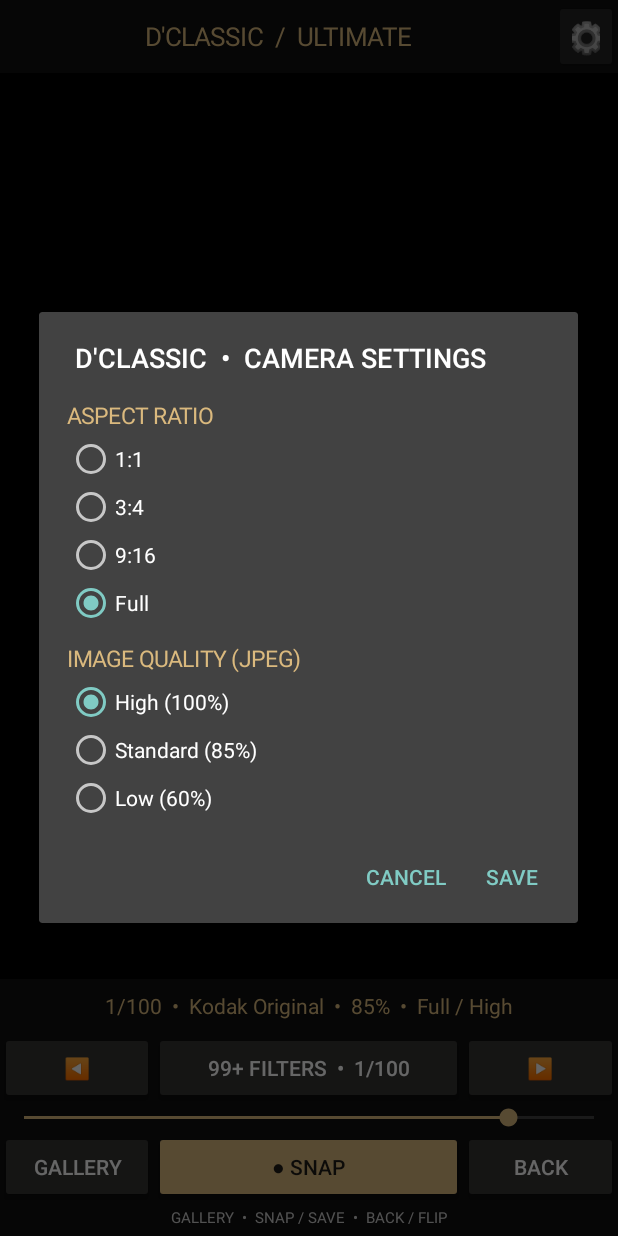
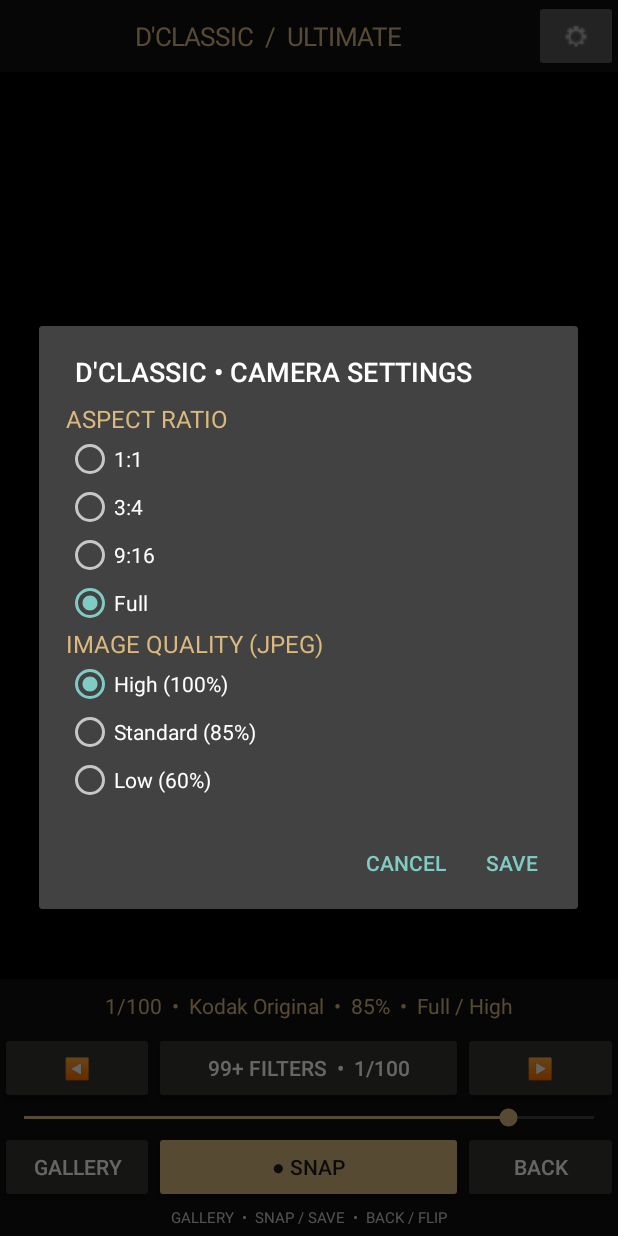
Before and after one commit to firdddddddaus/DClassicCameraUltimate, an Android app: the screen it shows after launch (MainActivity), after a tap on "⚙️", on a phone screen of 412 x 824 dp. Run offline under Robolectric (Android 15) with nearby library versions, the phone set to English and light mode, and no system bars; libraries missing offline, so code that uses them is left out: androidx.camera.core, androidx.camera.lifecycle; 2 statements that could not run were skipped.

Commit message:
Update MainActivity.kt

```diff
--- a/app/src/main/java/com/dclassic/camera/MainActivity.kt
+++ b/app/src/main/java/com/dclassic/camera/MainActivity.kt
@@ -6,7 +6,8 @@ import android.content.pm.PackageManager
 import android.graphics.*
 import android.os.Bundle
 import android.provider.MediaStore
-import android.view.*
+import android.view.Gravity
+import android.view.View
 import android.widget.*
 import androidx.activity.ComponentActivity
 import androidx.activity.result.contract.ActivityResultContracts
@@ -23,6 +24,7 @@ class MainActivity : ComponentActivity() {
     private val executor = Executors.newSingleThreadExecutor()
     private val busy = AtomicBoolean(false)
     private lateinit var photo: ImageView
+    private lateinit var previewFrame: FrameLayout
     private lateinit var status: TextView
     private lateinit var filterButton: Button
     private lateinit var strength: SeekBar
@@ -33,21 +35,19 @@ class MainActivity : ComponentActivity() {
     private var capture: ImageCapture? = null
     private var original: Bitmap? = null
     private var editing = false
+    private var ratio = "Full"
+    private var quality = 100
     private val names = listOf("Kodak", "Fuji", "Leica Mono", "Polaroid", "Cinema", "Experimental")
     private val variants = listOf("Original", "Soft", "Warm", "Cool", "Fade", "Deep", "Matte", "Gold", "Night", "Classic", "Dream", "Punch", "Pastel", "Grainy", "Retro", "Bright", "Moody")
     private val gold = Color.rgb(218, 185, 126)
-    private val ratios = arrayOf("1:1", "3:4", "9:16", "Full")
-    private val qualities = arrayOf("High", "Standard", "Low")
-    private val prefs by lazy { getSharedPreferences("dclassic_settings", MODE_PRIVATE) }
-    private var ratio = "Full"
-    private var quality = "High"
+
     private val gallery = registerForActivityResult(ActivityResultContracts.GetContent()) { uri ->
-        if (uri != null) {
-            try {
-                val bmp = contentResolver.openInputStream(uri)?.use { BitmapFactory.decodeStream(it) }
-                if (bmp != null) { original = bmp; editing = true; action.text = "SAVE JPEG"; renderEdit() }
-            } catch (e: Exception) { status.text = "Gallery error: ${e.message}" }
-        }
+        if (uri != null) try {
+            val bmp = contentResolver.openInputStream(uri)?.use { BitmapFactory.decodeStream(it) }
+            if (bmp != null) {
+                original = bmp; editing = true; action.text = "SAVE JPEG"; renderEdit()
+            }
+        } catch (e: Exception) { status.text = "Gallery error: ${e.message}" }
     }
     private val permission = registerForActivityResult(ActivityResultContracts.RequestPermission()) {
         if (it) startCamera() else status.text = "Camera permission diperlukan"
@@ -55,8 +55,9 @@ class MainActivity : ComponentActivity() {
 
     override fun onCreate(savedInstanceState: Bundle?) {
         super.onCreate(savedInstanceState)
-        ratio = prefs.getString("ratio", "Full")?.takeIf { it in ratios } ?: "Full"
-        quality = prefs.getString("quality", "High")?.takeIf { it in qualities } ?: "High"
+        val prefs = getSharedPreferences("dclassic", MODE_PRIVATE)
+        ratio = prefs.getString("ratio", "Full") ?: "Full"
+        quality = prefs.getInt("quality", 100)
         window.statusBarColor = Color.rgb(14,14,14)
         window.navigationBarColor = Color.rgb(14,14,14)
         val root = LinearLayout(this).apply { orientation = LinearLayout.VERTICAL; setBackgroundColor(Color.rgb(14,14,14)) }
@@ -65,24 +66,29 @@ class MainActivity : ComponentActivity() {
             view.setPadding(bars.left, bars.top, bars.right, bars.bottom)
             insets
         }
-        val top = LinearLayout(this).apply { orientation = LinearLayout.HORIZONTAL; gravity = Gravity.CENTER_VERTICAL }
+        val header = LinearLayout(this).apply { gravity = Gravity.CENTER_VERTICAL }
         val title = TextView(this).apply {
-            text = "D'CLASSIC  /  ULTIMATE"; textSize = 17f
-            setTextColor(gold); gravity = Gravity.CENTER; setPadding(8,14,8,14)
+            text = "D'CLASSIC  /  ULTIMATE"; textSize = 17f; setTextColor(gold)
+            gravity = Gravity.CENTER; setPadding(8, 14, 8, 14)
         }
-        top.addView(title, LinearLayout.LayoutParams(0,-2,1f))
-        val settings = Button(this).apply {
-            text = "⚙️"; textSize = 21f; isAllCaps = false; setTextColor(gold)
-            backgroundTintList = android.content.res.ColorStateList.valueOf(Color.rgb(35,35,35))
-            setOnClickListener { showSettings() }
+        header.addView(title, LinearLayout.LayoutParams(0, -2, 1f))
+        header.addView(Button(this).apply { text = "⚙️"; setOnClickListener { showSettings() } }, LinearLayout.LayoutParams(dp(56), -2))
+        root.addView(header)
+
+        // Outer area fills remaining screen; inner photo frame follows selected ratio.
+        previewFrame = FrameLayout(this).apply { setBackgroundColor(Color.BLACK) }
+        photo = ImageView(this).apply { scaleType = ImageView.ScaleType.FIT_CENTER; setBackgroundColor(Color.BLACK) }
+        previewFrame.addView(photo, FrameLayout.LayoutParams(-1, -1, Gravity.CENTER))
+        val previewArea = FrameLayout(this).apply {
+            setBackgroundColor(Color.BLACK)
+            addView(previewFrame, FrameLayout.LayoutParams(-1, -1, Gravity.CENTER))
+            addOnLayoutChangeListener { _, _, _, _, _, _, _, _, _ -> resizePreview() }
         }
-        top.addView(settings, LinearLayout.LayoutParams(64,-2))
-        root.addView(top)
-        photo = ImageView(this).apply { scaleType = ImageView.ScaleType.FIT_CENTER; setBackgroundColor(Color.BLACK) }
-        root.addView(photo, LinearLayout.LayoutParams(-1, 0, 1f))
+        root.addView(previewArea, LinearLayout.LayoutParams(-1, 0, 1f))
+
         status = TextView(this).apply {
             setTextColor(gold); gravity = Gravity.CENTER; textSize = 14f
-            text = "100 CLASSIC FILTERS"; setPadding(4,12,4,12)
+            setPadding(4, 12, 4, 12)
         }
         root.addView(status)
         fun btn(label: String, fn: () -> Unit): Button = Button(this).apply {
@@ -90,11 +96,11 @@ class MainActivity : ComponentActivity() {
             backgroundTintList = android.content.res.ColorStateList.valueOf(Color.rgb(53,52,51))
             setOnClickListener { fn() }
         }
-        val navigation = LinearLayout(this).apply { orientation = LinearLayout.HORIZONTAL; gravity = Gravity.CENTER }
-        navigation.addView(btn("◀️") { selected = (selected + 99) % 100; updateFilter() }, LinearLayout.LayoutParams(0,-2,1f))
+        val navigation = LinearLayout(this).apply { orientation = LinearLayout.HORIZONTAL }
+        navigation.addView(btn("◀️") { selected = (selected + 99) % 100; updateFilter() }, LinearLayout.LayoutParams(0, -2, 1f))
         filterButton = btn("99+ FILTERS") { showFilters() }
-        navigation.addView(filterButton, LinearLayout.LayoutParams(0,-2,2f))
-        navigation.addView(btn("▶️") { selected = (selected + 1) % 100; updateFilter() }, LinearLayout.LayoutParams(0,-2,1f))
+        navigation.addView(filterButton, LinearLayout.LayoutParams(0, -2, 2f))
+        navigation.addView(btn("▶️") { selected = (selected + 1) % 100; updateFilter() }, LinearLayout.LayoutParams(0, -2, 1f))
         root.addView(navigation)
         strength = SeekBar(this).apply {
             max = 100; progress = power
@@ -102,7 +108,7 @@ class MainActivity : ComponentActivity() {
             thumbTintList = android.content.res.ColorStateList.valueOf(gold)
             setOnSeekBarChangeListener(object : SeekBar.OnSeekBarChangeListener {
                 override fun onProgressChanged(bar: SeekBar?, value: Int, fromUser: Boolean) {
-                    power = value; if (editing) renderEdit() else updateFilter()
+                    power = value; updateFilter()
                 }
                 override fun onStartTrackingTouch(bar: SeekBar?) {}
                 override fun onStopTrackingTouch(bar: SeekBar?) {}
@@ -110,15 +116,15 @@ class MainActivity : ComponentActivity() {
         }
         root.addView(strength)
         val bottom = LinearLayout(this).apply { orientation = LinearLayout.HORIZONTAL }
-        bottom.addView(btn("GALLERY") { gallery.launch("image/*") }, LinearLayout.LayoutParams(0,-2,1f))
+        bottom.addView(btn("GALLERY") { gallery.launch("image/*") }, LinearLayout.LayoutParams(0, -2, 1f))
         action = btn("● SNAP") { if (editing) saveEdit() else snap() }
         action.setTextColor(Color.rgb(30,27,22))
         action.backgroundTintList = android.content.res.ColorStateList.valueOf(gold)
-        bottom.addView(action, LinearLayout.LayoutParams(0,-2,2f))
+        bottom.addView(action, LinearLayout.LayoutParams(0, -2, 2f))
         bottom.addView(btn("BACK") {
             if (editing) { editing = false; original = null; action.text = "● SNAP"; startCamera(); updateFilter() }
             else { front = !front; startCamera() }
-        }, LinearLayout.LayoutParams(0,-2,1f))
+        }, LinearLayout.LayoutParams(0, -2, 1f))
         root.addView(bottom)
         root.addView(TextView(this).apply {
             text = "GALLERY  •  SNAP / SAVE  •  BACK / FLIP"; textSize = 10f
@@ -130,49 +136,66 @@ class MainActivity : ComponentActivity() {
         else permission.launch(Manifest.permission.CAMERA)
     }
 
-    private fun showSettings() {
-        val panel = LinearLayout(this).apply { orientation = LinearLayout.VERTICAL; setPadding(28,12,28,8) }
-        panel.addView(TextView(this).apply { text = "ASPECT RATIO"; textSize = 15f; setTextColor(gold); setPadding(0,12,0,4) })
-        val ratioGroup = RadioGroup(this).apply { orientation = RadioGroup.VERTICAL }
-        ratios.forEachIndexed { i, name ->
-            ratioGroup.addView(RadioButton(this).apply { id = 1000+i; text = name; isChecked = ratio == name })
-        }
-        panel.addView(ratioGroup)
-        panel.addView(TextView(this).apply { text = "IMAGE QUALITY (JPEG)"; textSize = 15f; setTextColor(gold); setPadding(0,16,0,4) })
-        val qualityGroup = RadioGroup(this).apply { orientation = RadioGroup.VERTICAL }
-        qualities.forEachIndexed { i, name ->
-            val detail = when (name) { "High" -> "100%"; "Standard" -> "85%"; else -> "60%" }
-            qualityGroup.addView(RadioButton(this).apply { id = 2000+i; text = "$name ($detail)"; isChecked = quality == name })
-        }
-        panel.addView(qualityGroup)
-        ScrollView(this).apply { addView(panel) }.also { scroll ->
-            android.app.AlertDialog.Builder(this)
-                .setTitle("D'CLASSIC  •  CAMERA SETTINGS")
-                .setView(scroll)
-                .setNegativeButton("CANCEL", null)
-                .setPositiveButton("SAVE") { _, _ ->
-                    ratio = ratios.getOrElse(ratioGroup.checkedRadioButtonId - 1000) { ratio }
-                    quality = qualities.getOrElse(qualityGroup.checkedRadioButtonId - 2000) { quality }
-                    prefs.edit().putString("ratio", ratio).putString("quality", quality).apply()
-                    if (editing) renderEdit() else updateFilter()
-                }.show()
+    private fun dp(value: Int): Int = (value * resources.displayMetrics.density).roundToInt()
+    private fun ratioValue(): Float? = when (ratio) {
+        "1:1" -> 1f
+        "3:4" -> 3f / 4f
+        "9:16" -> 9f / 16f
+        else -> null
+    }
+    private fun resizePreview() {
+        val parent = previewFrame.parent as? FrameLayout ?: return
+        val w = parent.width; val h = parent.height
+        if (w <= 0 || h <= 0) return
+        val target = ratioValue()
+        val width: Int; val height: Int
+        if (target == null) { width = w; height = h }
+        else if (w.toFloat() / h > target) { height = h; width = (h * target).roundToInt() }
+        else { width = w; height = (w / target).roundToInt() }
+        val lp = previewFrame.layoutParams as FrameLayout.LayoutParams
+        if (lp.width != width || lp.height != height) {
+            lp.width = width; lp.height = height; lp.gravity = Gravity.CENTER
+            previewFrame.layoutParams = lp
         }
     }
-
-    private fun label(index: Int): String {
-        val group = index / 17
-        val variant = index % 17
-        return "${index + 1}/100  •  ${names[group]} ${variants[variant]}"
+    private fun showSettings() {
+        val ratios = arrayOf("1:1", "3:4", "9:16", "Full")
+        val qualities = arrayOf("High (100%)", "Standard (85%)", "Low (60%)")
+        var pendingRatio = ratio
+        var pendingQuality = quality
+        val layout = LinearLayout(this).apply { orientation = LinearLayout.VERTICAL; setPadding(dp(18), dp(8), dp(18), dp(8)) }
+        layout.addView(TextView(this).apply { text = "ASPECT RATIO"; setTextColor(gold); textSize = 16f })
+        val rg = RadioGroup(this)
+        ratios.forEach { r ->
+            rg.addView(RadioButton(this).apply { text = r; isChecked = r == ratio; setOnClickListener { pendingRatio = r } })
+        }
+        layout.addView(rg)
+        layout.addView(TextView(this).apply { text = "IMAGE QUALITY (JPEG)"; setTextColor(gold); textSize = 16f })
+        val qg = RadioGroup(this)
+        qualities.forEachIndexed { index, q ->
+            val value = intArrayOf(100,85,60)[index]
+            qg.addView(RadioButton(this).apply { text = q; isChecked = value == quality; setOnClickListener { pendingQuality = value } })
+        }
+        layout.addView(qg)
+        android.app.AlertDialog.Builder(this).setTitle("D'CLASSIC • CAMERA SETTINGS")
+            .setView(layout).setNegativeButton("CANCEL", null)
+            .setPositiveButton("SAVE") { _, _ ->
+                ratio = pendingRatio; quality = pendingQuality
+                getSharedPreferences("dclassic", MODE_PRIVATE).edit().putString("ratio", ratio).putInt("quality", quality).apply()
+                resizePreview(); updateFilter()
+                if (editing) renderEdit()
+            }.show()
     }
+    private fun label(index: Int): String = "${index + 1}/100  •  ${names[index / 17]} ${variants[index % 17]}"
     private fun updateFilter() {
-        status.text = label(selected) + "  •  $power%  •  $ratio / $quality"
-        filterButton.text = "99+ FILTERS  •  ${selected+1}/100"
+        if (::status.isInitialized) status.text = (if (editing) "EDIT  •  " else "") + label(selected) + "  •  $power%  •  $ratio / ${when(quality){100->"High";85->"Standard";else->"Low"}}"
+        if (::filterButton.isInitialized) filterButton.text = "99+ FILTERS  •  ${selected+1}/100"
         if (editing) renderEdit()
     }
     private fun showFilters() {
         val list = (0 until 100).map { label(it) }.toTypedArray()
-        android.app.AlertDialog.Builder(this).setTitle("FILTER LIBRARY  •  99+ FILTERS")
-            .setSingleChoiceItems(list, selected) { d, which -> selected = which; updateFilter(); d.dismiss() }
+        android.app.AlertDialog.Builder(this).setTitle("FILTER LIBRARY • 99+ FILTERS")
+            .setSingleChoiceItems(list, selected) { dialog, which -> selected = which; updateFilter(); dialog.dismiss() }
             .setNegativeButton("Close", null).show()
     }
     private fun startCamera() {
@@ -180,20 +203,24 @@ class MainActivity : ComponentActivity() {
         val future = ProcessCameraProvider.getInstance(this)
         future.addListener({
             try {
-                val provider = future.get()
-                provider.unbindAll()
+                val provider = future.get(); provider.unbindAll()
                 val selector = if (front) CameraSelector.DEFAULT_FRONT_CAMERA else CameraSelector.DEFAULT_BACK_CAMERA
                 capture = ImageCapture.Builder().setCaptureMode(ImageCapture.CAPTURE_MODE_MAXIMIZE_QUALITY).build()
-                val analysis = ImageAnalysis.Builder().setTargetResolution(android.util.Size(640,480))
+                val analysis = ImageAnalysis.Builder()
+                    .setTargetResolution(android.util.Size(640,480))
                     .setBackpressureStrategy(ImageAnalysis.STRATEGY_KEEP_ONLY_LATEST).build()
                 analysis.setAnalyzer(executor) { frame ->
                     if (!busy.compareAndSet(false,true)) { frame.close(); return@setAnalyzer }
                     try {
                         val bmp = frameToBitmap(frame)
-                        val cropped = cropRatio(bmp)
+                        val cropped = cropToRatio(bmp)
                         val filtered = applyFilter(cropped, selected, power)
-                        runOnUiThread { if (!editing) photo.setImageBitmap(filtered); busy.set(false) }
-                    } catch (_: Exception) { busy.set(false) } finally { frame.close() }
+                        runOnUiThread {
+                            if (!editing) photo.setImageBitmap(filtered)
+                            busy.set(false)
+                        }
+                    } catch (_: Exception) { busy.set(false) }
+                    finally { frame.close() }
                 }
                 provider.bindToLifecycle(this, selector, capture, analysis)
             } catch (e: Exception) { status.text = "Camera error: ${e.message}" }
@@ -205,7 +232,7 @@ class MainActivity : ComponentActivity() {
         val data = IntArray(w*h)
         val ybuf = y.buffer; val ubuf = u.buffer; val vbuf = v.buffer
         for (j in 0 until h) for (i in 0 until w) {
-            val yy = (ybuf.get(j*y.rowStride+i*y.pixelStride).toInt() and 255)
+            val yy = ybuf.get(j*y.rowStride+i*y.pixelStride).toInt() and 255
             val uvIndex = (j/2)*u.rowStride+(i/2)*u.pixelStride
             val uu = (ubuf.get(uvIndex).toInt() and 255)-128
             val vv = (vbuf.get((j/2)*v.rowStride+(i/2)*v.pixelStride).toInt() and 255)-128
@@ -218,36 +245,37 @@ class MainActivity : ComponentActivity() {
         val matrix = Matrix().apply { postRotate(frame.imageInfo.rotationDegrees.toFloat()); if (front) postScale(-1f,1f) }
         return Bitmap.createBitmap(bmp,0,0,w,h,matrix,true)
     }
-    private fun cropRatio(source: Bitmap): Bitmap {
-        val target = when (ratio) { "1:1" -> 1f; "3:4" -> 3f/4f; "9:16" -> 9f/16f; else -> return source }
+    private fun cropToRatio(source: Bitmap): Bitmap {
+        val target = ratioValue() ?: return source
         val w = source.width; val h = source.height
-        val current = w.toFloat()/h
-        val cropW: Int; val cropH: Int
-        if (current > target) { cropH = h; cropW = (h*target).roundToInt().coerceIn(1,w) }
-        else { cropW = w; cropH = (w/target).roundToInt().coerceIn(1,h) }
-        return Bitmap.createBitmap(source,(w-cropW)/2,(h-cropH)/2,cropW,cropH)
+        val current = w.toFloat() / h
+        if (abs(current-target) < 0.001f) return source
+        return if (current > target) {
+            val newW = (h * target).roundToInt().coerceIn(1,w)
+            Bitmap.createBitmap(source,(w-newW)/2,0,newW,h)
+        } else {
+            val newH = (w / target).roundToInt().coerceIn(1,h)
+            Bitmap.createBitmap(source,0,(h-newH)/2,w,newH)
+        }
     }
     private fun applyFilter(source: Bitmap, index: Int, amount: Int): Bitmap {
-        val family = index / 17; val variant = index % 17
-        val t = amount/100f
+        val family = index / 17; val variant = index % 17; val t = amount/100f
         val warmth = (when(family) { 0->15f; 1->-5f; 2->0f; 3->11f; 4->-8f; else->18f } + (variant-8)*2.1f)*t
         val saturation = (when(family) { 0->1.10f; 1->0.82f; 2->0f; 3->0.72f; 4->1.18f; else->1.3f } + (variant-8)*0.022f)
         val sat = 1f + (saturation-1f)*t
         val contrast = 1f + ((variant%7)-3)*0.065f*t
         val lift = (if (family==3) 13f else 0f) + ((variant%5)-2)*3f
         val out = Bitmap.createBitmap(source.width,source.height,Bitmap.Config.ARGB_8888)
-        val c = Canvas(out)
         val cm = ColorMatrix().apply { setSaturation(sat) }
-        val scale = contrast
-        val shift = 128f*(1f-scale) + lift*t
-        cm.postConcat(ColorMatrix(floatArrayOf(scale,0f,0f,0f,shift+warmth, 0f,scale,0f,0f,shift, 0f,0f,scale,0f,shift-warmth, 0f,0f,0f,1f,0f)))
-        c.drawBitmap(source,0f,0f,Paint(Paint.FILTER_BITMAP_FLAG).apply { colorFilter = ColorMatrixColorFilter(cm) })
+        val shift = 128f*(1f-contrast) + lift*t
+        cm.postConcat(ColorMatrix(floatArrayOf(contrast,0f,0f,0f,shift+warmth, 0f,contrast,0f,0f,shift, 0f,0f,contrast,0f,shift-warmth, 0f,0f,0f,1f,0f)))
+        Canvas(out).drawBitmap(source,0f,0f,Paint(Paint.FILTER_BITMAP_FLAG).apply { colorFilter = ColorMatrixColorFilter(cm) })
         return out
     }
     private fun snap() {
         val imageCapture = capture ?: return
         status.text = "Capturing..."
-        imageCapture.takePicture(executor, object: ImageCapture.OnImageCapturedCallback() {
+        imageCapture.takePicture(executor, object : ImageCapture.OnImageCapturedCallback() {
             override fun onCaptureSuccess(image: ImageProxy) {
                 try {
                     val plane = image.planes[0].buffer
@@ -264,47 +292,45 @@ class MainActivity : ComponentActivity() {
     }
     private fun renderEdit() {
         val bitmap = original ?: return
-        val cropped = cropRatio(bitmap)
-        val maxEdge = max(cropped.width,cropped.height)
+        val cropped = cropToRatio(bitmap)
+        val maxEdge = max(cropped.width, cropped.height)
         val preview = if (maxEdge > 1200) {
-            val scale = 1200f/maxEdge
-            Bitmap.createScaledBitmap(cropped,(cropped.width*scale).roundToInt().coerceAtLeast(1),(cropped.height*scale).roundToInt().coerceAtLeast(1),true)
+            val factor = 1200f/maxEdge
+            Bitmap.createScaledBitmap(cropped,(cropped.width*factor).roundToInt(),(cropped.height*factor).roundToInt(),true)
         } else cropped
         photo.setImageBitmap(applyFilter(preview,selected,power))
-        status.text = "EDIT  •  " + label(selected) + "  •  $power%  •  $ratio / $quality"
+        resizePreview()
+        status.text = "EDIT  •  " + label(selected) + "  •  $power%  •  $ratio"
     }
     private fun saveEdit() {
         val bmp = original ?: return
-        val savedRatio = ratio; val savedQuality = quality; val savedFilter = selected; val savedPower = power
+        val selectedFilter = selected; val selectedPower = power; val selectedRatio = ratio; val selectedQuality = quality
         action.isEnabled = false; status.text = "Saving..."
         executor.execute {
-            var uri: android.net.Uri? = null
             try {
-                val target = when(savedRatio) { "1:1" -> 1f; "3:4" -> 3f/4f; "9:16" -> 9f/16f; else -> null }
-                val source = if (target == null) bmp else {
-                    val w = bmp.width; val h = bmp.height
-                    val cw: Int; val ch: Int
-                    if (w.toFloat()/h > target) { ch=h; cw=(h*target).roundToInt().coerceIn(1,w) }
-                    else { cw=w; ch=(w/target).roundToInt().coerceIn(1,h) }
-                    Bitmap.createBitmap(bmp,(w-cw)/2,(h-ch)/2,cw,ch)
+                // Freeze settings for this save so subsequent UI changes do not affect it.
+                val target = when(selectedRatio){"1:1"->1f;"3:4"->3f/4f;"9:16"->9f/16f;else->null}
+                val cropped = if(target==null) bmp else {
+                    val w=bmp.width; val h=bmp.height
+                    if(w.toFloat()/h>target){val nw=(h*target).roundToInt().coerceIn(1,w); Bitmap.createBitmap(bmp,(w-nw)/2,0,nw,h)}
+                    else {val nh=(w/target).roundToInt().coerceIn(1,h); Bitmap.createBitmap(bmp,0,(h-nh)/2,w,nh)}
                 }
-                val result = applyFilter(source,savedFilter,savedPower)
+                val result = applyFilter(cropped,selectedFilter,selectedPower)
                 val values = ContentValues().apply {
                     put(MediaStore.Images.Media.DISPLAY_NAME,"DClassic_${System.currentTimeMillis()}.jpg")
                     put(MediaStore.Images.Media.MIME_TYPE,"image/jpeg")
                     put(MediaStore.Images.Media.RELATIVE_PATH,"Pictures/DClassic")
                     put(MediaStore.Images.Media.IS_PENDING,1)
                 }
-                uri = contentResolver.insert(MediaStore.Images.Media.EXTERNAL_CONTENT_URI,values) ?: error("Cannot create image")
-                val compression = when(savedQuality) { "High" -> 100; "Standard" -> 85; else -> 60 }
-                val ok = contentResolver.openOutputStream(uri)?.use { result.compress(Bitmap.CompressFormat.JPEG,compression,it) } ?: false
-                if (!ok) error("Cannot write image")
-                contentResolver.update(uri, ContentValues().apply { put(MediaStore.Images.Media.IS_PENDING,0) },null,null)
-                runOnUiThread { status.text = "Saved • $savedRatio • $savedQuality • Pictures/DClassic"; action.isEnabled = true }
-            } catch (e: Exception) {
-                uri?.let { contentResolver.delete(it,null,null) }
-                runOnUiThread { status.text = "Save failed: ${e.message}"; action.isEnabled = true }
-            }
+                val uri = contentResolver.insert(MediaStore.Images.Media.EXTERNAL_CONTENT_URI,values) ?: error("Cannot create image")
+                try {
+                    contentResolver.openOutputStream(uri)?.use {
+                        if (!result.compress(Bitmap.CompressFormat.JPEG,selectedQuality,it)) error("JPEG encoding failed")
+                    } ?: error("Cannot write image")
+                    contentResolver.update(uri,ContentValues().apply { put(MediaStore.Images.Media.IS_PENDING,0) },null,null)
+                } catch(e:Exception){contentResolver.delete(uri,null,null);throw e}
+                runOnUiThread { status.text = "Saved to Pictures/DClassic"; action.isEnabled = true }
+            } catch (e: Exception) { runOnUiThread { status.text = "Save failed: ${e.message}"; action.isEnabled = true } }
         }
     }
     override fun onDestroy() { super.onDestroy(); executor.shutdown() }
```
